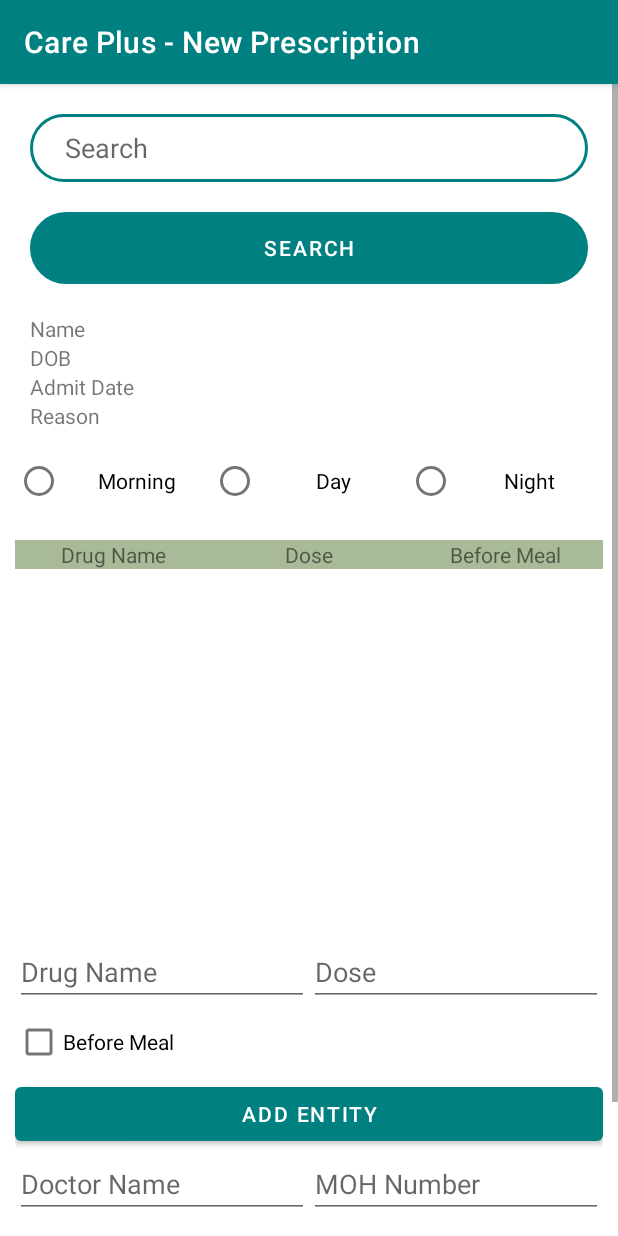
After one commit to isurukavinda99/Care-Pluss, an Android app: the Prms_add_prescription screen opened directly, with no data from a screen before it, on a phone screen of 412 x 824 dp. The commit adds this screen. Run offline under Robolectric (Android 15) with nearby library versions, the phone set to English and light mode, and no system bars.

Commit message:
finish add prescription design

```diff
--- a/app/src/main/AndroidManifest.xml
+++ b/app/src/main/AndroidManifest.xml
@@ -9,6 +9,8 @@
         android:roundIcon="@mipmap/ic_launcher_round"
         android:supportsRtl="true"
         android:theme="@style/Theme.CarePlus">
+        <activity android:name=".prms.Prms_add_prescription" android:label="@string/prms_add_pres_labal"></activity>
+        <activity android:name=".prms.prms_dashboard" android:label="@string/prms_dashboard_labal" />
         <activity android:name=".MainActivity">
             <intent-filter>
                 <action android:name="android.intent.action.MAIN" />
--- /dev/null
+++ b/app/src/main/java/com/example/careplus/prms/Prms_add_prescription.java
@@ -0,0 +1,45 @@
+package com.example.careplus.prms;
+
+import androidx.appcompat.app.AppCompatActivity;
+
+import android.os.Bundle;
+import android.view.View;
+import android.widget.RadioButton;
+
+import com.example.careplus.R;
+
+import java.sql.SQLOutput;
+
+public class Prms_add_prescription extends AppCompatActivity {
+
+    RadioButton prms_morning_radio , prms_day_radio , prms_night_radio;
+
+    @Override
+    protected void onCreate(Bundle savedInstanceState) {
+        super.onCreate(savedInstanceState);
+        setContentView(R.layout.activity_prms_add_prescription);
+
+        prms_morning_radio = findViewById(R.id.prms_morning_radio);
+        prms_day_radio = findViewById(R.id.prms_day_radio);
+        prms_night_radio = findViewById(R.id.prms_night_radio);
+    }
+
+    public void reselect_radio(View v){
+
+        if(v.getId() == R.id.prms_morning_radio){
+            prms_morning_radio.setChecked(true);
+            prms_day_radio.setChecked(false);
+            prms_night_radio.setChecked(false);
+        }else if(v.getId() == R.id.prms_day_radio){
+            prms_morning_radio.setChecked(false);
+            prms_day_radio.setChecked(true);
+            prms_night_radio.setChecked(false);
+        }else if (v.getId() == R.id.prms_night_radio){
+            prms_morning_radio.setChecked(false);
+            prms_day_radio.setChecked(false);
+            prms_night_radio.setChecked(true);
+        }
+
+
+    }
+}
--- /dev/null
+++ b/app/src/main/res/drawable/prms_rounded_search.xml
@@ -0,0 +1,13 @@
+<?xml version="1.0" encoding="utf-8"?>
+<selector xmlns:android="http://schemas.android.com/apk/res/android">
+
+    <item>
+        <shape android:shape="rectangle">
+            <corners android:radius="25dp"></corners>
+            <size android:width="20dp" android:height="2dp"></size>
+            <stroke android:width="3px" android:color="@color/com_color_teal"></stroke>
+            <padding android:left="35px" android:right="3px"></padding>
+        </shape>
+    </item>
+
+</selector>
--- a/app/src/main/res/layout/activity_main.xml
+++ b/app/src/main/res/layout/activity_main.xml
@@ -46,6 +46,7 @@
         android:id="@+id/button2"
         android:layout_width="120dp"
         android:layout_height="118dp"
+        android:onClick="start_prms"
         android:text="@string/com_prescription"
         app:backgroundTint="@color/com_color_teal"
         app:layout_constraintBottom_toTopOf="@+id/button4"
--- /dev/null
+++ b/app/src/main/res/layout/activity_prms_add_prescription.xml
@@ -0,0 +1,305 @@
+<?xml version="1.0" encoding="utf-8"?>
+<androidx.constraintlayout.widget.ConstraintLayout xmlns:android="http://schemas.android.com/apk/res/android"
+    xmlns:app="http://schemas.android.com/apk/res-auto"
+    xmlns:tools="http://schemas.android.com/tools"
+    android:layout_width="match_parent"
+    tools:context=".prms.Prms_add_prescription" android:layout_height="match_parent">
+
+    <ScrollView
+        android:layout_width="match_parent"
+        android:layout_height="match_parent">
+
+        <LinearLayout
+            android:layout_width="match_parent"
+            android:layout_height="wrap_content"
+            android:layout_margin="10dp"
+            android:orientation="vertical">
+
+            <LinearLayout
+                android:layout_width="match_parent"
+                android:layout_height="wrap_content"
+                android:orientation="vertical">
+
+                <EditText
+                    android:id="@+id/editTextTextPersonName2"
+                    android:layout_width="match_parent"
+                    android:layout_height="45dp"
+                    android:layout_margin="10dp"
+                    android:background="@drawable/prms_rounded_search"
+                    android:ems="10"
+                    android:hint="@string/prms_search_patient"
+                    android:inputType="textPersonName" />
+
+                <Button
+                    android:id="@+id/button5"
+                    android:layout_width="match_parent"
+                    android:layout_height="wrap_content"
+                    android:layout_margin="10dp"
+                    android:background="@drawable/prms_rounded_search"
+                    android:text="@string/prms_search_patient" />
+
+            </LinearLayout>
+
+            <LinearLayout
+                android:layout_width="match_parent"
+                android:layout_height="wrap_content"
+                android:layout_margin="10dp"
+                android:orientation="vertical">
+
+                <LinearLayout
+                    android:layout_width="match_parent"
+                    android:layout_height="match_parent"
+                    android:orientation="horizontal">
+
+                    <TextView
+                        android:id="@+id/prms_lbl_1"
+                        android:layout_width="0dp"
+                        android:layout_height="wrap_content"
+                        android:layout_weight="1"
+                        android:text="@string/prms_lbl_patient_name" />
+
+                    <TextView
+                        android:id="@+id/prms_lbl_add_name"
+                        android:layout_width="0dp"
+                        android:layout_height="wrap_content"
+                        android:layout_weight="1" />
+                </LinearLayout>
+
+                <LinearLayout
+                    android:layout_width="match_parent"
+                    android:layout_height="match_parent"
+                    android:orientation="horizontal">
+
+                    <TextView
+                        android:id="@+id/prms_lbl_2"
+                        android:layout_width="0dp"
+                        android:layout_height="wrap_content"
+                        android:layout_weight="1"
+                        android:text="@string/prms_lbl_patient_dob" />
+
+                    <TextView
+                        android:id="@+id/prms_lbl_add_dob"
+                        android:layout_width="0dp"
+                        android:layout_height="wrap_content"
+                        android:layout_weight="1" />
+                </LinearLayout>
+
+                <LinearLayout
+                    android:layout_width="match_parent"
+                    android:layout_height="match_parent"
+                    android:orientation="horizontal">
+
+                    <TextView
+                        android:id="@+id/prms_lbl_3"
+                        android:layout_width="0dp"
+                        android:layout_height="wrap_content"
+                        android:layout_weight="1"
+                        android:text="@string/prms_lbl_patient_admit_date" />
+
+                    <TextView
+                        android:id="@+id/prms_lbl_add_admit_date"
+                        android:layout_width="0dp"
+                        android:layout_height="wrap_content"
+                        android:layout_weight="1" />
+                </LinearLayout>
+
+                <LinearLayout
+                    android:layout_width="match_parent"
+                    android:layout_height="match_parent"
+                    android:orientation="horizontal">
+
+                    <TextView
+                        android:id="@+id/prms_lbl_4"
+                        android:layout_width="0dp"
+                        android:layout_height="wrap_content"
+                        android:layout_weight="1"
+                        android:text="@string/prms_lbl_patient_reason" />
+
+                    <TextView
+                        android:id="@+id/prms_lbl_add_reason"
+                        android:layout_width="0dp"
+                        android:layout_height="wrap_content"
+                        android:layout_weight="1" />
+                </LinearLayout>
+
+
+            </LinearLayout>
+
+            <LinearLayout
+                android:layout_width="match_parent"
+                android:layout_height="wrap_content"
+                android:orientation="horizontal">
+
+                <RadioButton
+                    android:id="@+id/prms_morning_radio"
+                    android:layout_width="0dp"
+                    android:layout_height="wrap_content"
+                    android:layout_weight="1"
+                    android:onClick="reselect_radio"
+                    android:text="@string/prms_radio_morning"
+                    android:textAlignment="center" />
+
+                <RadioButton
+                    android:id="@+id/prms_day_radio"
+                    android:layout_width="0dp"
+                    android:layout_height="wrap_content"
+                    android:layout_weight="1"
+                    android:onClick="reselect_radio"
+                    android:text="@string/prms_radio_day"
+                    android:textAlignment="center" />
+
+                <RadioButton
+                    android:id="@+id/prms_night_radio"
+                    android:layout_width="0dp"
+                    android:layout_height="wrap_content"
+                    android:layout_weight="1"
+                    android:onClick="reselect_radio"
+                    android:text="@string/prms_radio_night"
+                    android:textAlignment="center" />
+            </LinearLayout>
+
+            <TableLayout
+                android:layout_width="match_parent"
+                android:layout_height="wrap_content"
+                android:layout_marginTop="15dp">
+
+                <TableRow
+                    android:layout_width="match_parent"
+                    android:layout_height="match_parent" android:minHeight="255dp">
+
+                    <TextView
+                        android:id="@+id/prms_lbl_5"
+                        android:layout_width="0dp"
+                        android:layout_height="wrap_content"
+                        android:layout_weight="1"
+                        android:background="@color/com_color_cancel"
+                        android:text="@string/prms_drug_name_table"
+                        android:textAlignment="center" />
+
+                    <TextView
+                        android:id="@+id/prms_lbl_6"
+                        android:layout_width="0dp"
+                        android:layout_height="wrap_content"
+                        android:layout_weight="1"
+                        android:background="@color/com_color_cancel"
+                        android:text="@string/prms_drug_dose_table"
+                        android:textAlignment="center" />
+
+                    <TextView
+                        android:id="@+id/prms_lbl_7"
+                        android:layout_width="0dp"
+                        android:layout_height="wrap_content"
+                        android:layout_weight="1"
+                        android:background="@color/com_color_cancel"
+                        android:text="@string/prms_before_meal"
+                        android:textAlignment="center" />
+                </TableRow>
+
+            </TableLayout>
+
+            <LinearLayout
+                android:layout_width="match_parent"
+                android:layout_height="match_parent"
+                android:layout_marginTop="10dp"
+                android:orientation="vertical">
+
+                <LinearLayout
+                    android:layout_width="match_parent"
+                    android:layout_height="match_parent"
+                    android:orientation="horizontal">
+
+                    <EditText
+                        android:id="@+id/editTextTextPersonName"
+                        android:layout_width="wrap_content"
+                        android:layout_height="wrap_content"
+                        android:layout_weight="1"
+                        android:ems="10"
+                        android:hint="@string/prms_drug_name_table"
+                        android:inputType="textPersonName" />
+
+                    <EditText
+                        android:id="@+id/editTextTextPersonName3"
+                        android:layout_width="wrap_content"
+                        android:layout_height="wrap_content"
+                        android:layout_weight="1"
+                        android:ems="10"
+                        android:hint="@string/prms_drug_dose_table"
+                        android:inputType="textPersonName" />
+                </LinearLayout>
+
+                <CheckBox
+                    android:id="@+id/checkBox"
+                    android:layout_width="match_parent"
+                    android:layout_height="wrap_content"
+                    android:text="@string/prms_before_meal" />
+
+                <Button
+                    android:id="@+id/button7"
+                    android:layout_width="match_parent"
+                    android:layout_height="wrap_content"
+                    android:text="@string/prms_add_addEntity" />
+
+                <LinearLayout
+                    android:layout_width="match_parent"
+                    android:layout_height="match_parent"
+                    android:orientation="horizontal">
+
+                    <EditText
+                        android:id="@+id/editTextTextPersonName4"
+                        android:layout_width="wrap_content"
+                        android:layout_height="wrap_content"
+                        android:layout_weight="1"
+                        android:ems="10"
+                        android:hint="@string/prms_doc_add_name"
+                        android:inputType="textPersonName" />
+
+                    <EditText
+                        android:id="@+id/editTextTextPersonName5"
+                        android:layout_width="wrap_content"
+                        android:layout_height="wrap_content"
+                        android:layout_weight="1"
+                        android:ems="10"
+                        android:hint="@string/prms_doc_add_moh_number"
+                        android:inputType="textPersonName" />
+                </LinearLayout>
+
+                <EditText
+                    android:id="@+id/editTextTextPersonName7"
+                    android:layout_width="match_parent"
+                    android:layout_height="wrap_content"
+                    android:ems="10"
+                    android:hint="@string/prms_doc_description"
+                    android:inputType="textPersonName" />
+
+                <LinearLayout
+                    android:layout_width="match_parent"
+                    android:layout_height="match_parent"
+                    android:layout_marginBottom="20dp"
+                    android:orientation="horizontal">
+
+                    <Button
+                        android:id="@+id/button8"
+                        android:layout_width="wrap_content"
+                        android:layout_height="wrap_content"
+                        android:layout_marginEnd="5dp"
+                        android:layout_marginRight="5dp"
+                        android:layout_weight="1"
+                        android:text="@string/com_save"
+                        app:backgroundTint="@color/com_color_save" />
+
+                    <Button
+                        android:id="@+id/button9"
+                        android:layout_width="wrap_content"
+                        android:layout_height="wrap_content"
+                        android:layout_marginStart="5dp"
+                        android:layout_marginLeft="5dp"
+                        android:layout_weight="1"
+                        android:text="@string/com_cancel"
+                        app:backgroundTint="@color/com_color_cancel" />
+                </LinearLayout>
+            </LinearLayout>
+
+        </LinearLayout>
+    </ScrollView>
+
+</androidx.constraintlayout.widget.ConstraintLayout>
--- a/app/src/main/res/values/strings.xml
+++ b/app/src/main/res/values/strings.xml
@@ -19,7 +19,7 @@
     <string name="com_workout">Workout</string>
 
     <!--text fealds-->
-    <string name = "com_full_name">Full Name</string>
+    <string name="com_full_name">Full Name</string>
     <string name="com_dob">Date of Birth</string>
     <string name="com_phone">Phone</string>
     <string name="com_email">Email</string>
@@ -31,4 +31,24 @@
     <!--mms strings-->
     <!--wms strings-->
     <!--prms strings-->
+    <string name="prms_dashboard_labal">Care Plus - Dashboard</string>
+    <string name="prms_add_pres_labal">Care Plus - New Prescription</string>
+    <string name="prms_search_patient">Search</string>
+    <string name="prms_radio_morning">Morning</string>
+    <string name="prms_radio_day">Day</string>
+    <string name="prms_radio_night">Night</string>
+
+    <string name="prms_lbl_patient_name">Name</string>
+    <string name="prms_lbl_patient_dob">DOB</string>
+    <string name="prms_lbl_patient_admit_date">Admit Date</string>
+    <string name="prms_lbl_patient_reason">Reason</string>
+    <string name="prms_drug_name_table">Drug Name</string>
+    <string name="prms_drug_dose_table">Dose</string>
+    <string name="prms_before_meal">Before Meal</string>
+    <string name="prms_add_addEntity">Add Entity</string>
+
+    <string name="prms_doc_add_name">Doctor Name</string>
+    <string name="prms_doc_add_moh_number">MOH Number</string>
+    <string name="prms_doc_description">Description</string>
+
 </resources>
```
Also changed, not shown: app/src/main/java/com/example/careplus/MainActivity.java (+13 -0 lines), app/src/main/java/com/example/careplus/prms/prms_dashboard.java (added, +29 -0 lines), app/src/main/res/drawable/prms_dashboard_delete.xml (added, +10 -0 lines), app/src/main/res/drawable/prms_dashboard_new_prec.xml (added, +10 -0 lines), app/src/main/res/drawable/prms_dashboard_realocate.xml (added, +10 -0 lines), app/src/main/res/drawable/prms_dashboard_update_presc.xml (added, +10 -0 lines), app/src/main/res/drawable/prms_dashboard_view.xml (added, +10 -0 lines), app/src/main/res/layout/activity_prms_dashboard.xml (added, +101 -0 lines), app/src/main/res/drawable/prms_background_img.png (added).
